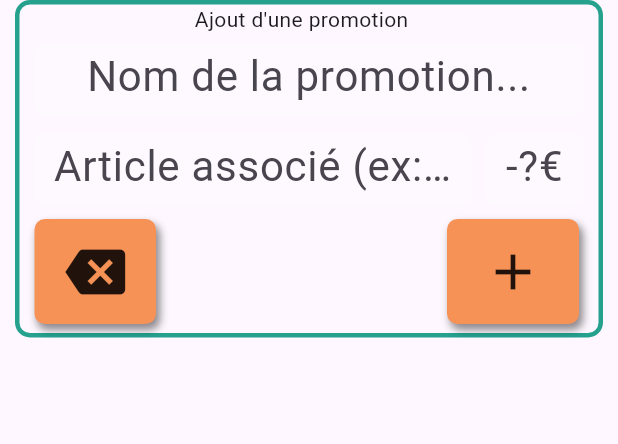
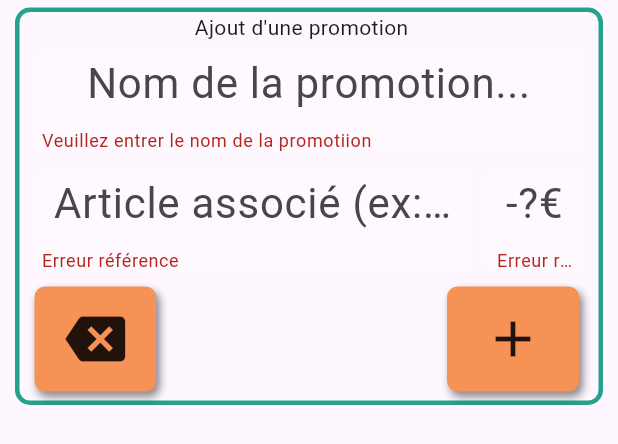
Before and after one commit to Droledami/ti_quai, a Flutter app: the AddPromotionForm widget shown alone on an empty page, opened directly with empty values, after a tap on the "add" icon, on a phone screen of 412 x 824 dp. Shown: the top 444 px of the screen. Run offline on Flutter 3.47's test engine with Material 3 defaults, Android fonts, the phone set to English and light mode, and no system bars; our stand-ins replace cloud_firestore, firebase_core, flutter_bloc; missing offline and left inert: dart:js_util; accounts and stored records are empty.

Commit message:
Some validation added to certain fields. Preparing for changes for Promotion models

```diff
--- a/lib/custom_widgets/EntryBox.dart
+++ b/lib/custom_widgets/EntryBox.dart
@@ -11,6 +11,7 @@ class EntryBox extends StatelessWidget {
       required this.maxLength,
       required this.placeholder,
         required this.textEditingController,
+        this.validator,
         this.textAlign = TextAlign.center,
         this.flex = 1,
         this.lines = 1,
@@ -33,6 +34,7 @@ class EntryBox extends StatelessWidget {
   final double marginBottom;
 
   final TextEditingController textEditingController;
+  final String? Function(String?)? validator;
 
   @override
   Widget build(BuildContext context) {
@@ -51,6 +53,7 @@ class EntryBox extends StatelessWidget {
               color: customColors.cardQuarterTransparency,
               borderRadius: BorderRadius.circular(7)),
           child: TextFormField(
+            validator: validator,
             maxLines: lines,
             controller: textEditingController,
             textAlign: textAlign,
--- a/lib/custom_widgets/OrderToEdit.dart
+++ b/lib/custom_widgets/OrderToEdit.dart
@@ -204,20 +204,21 @@ class _OrderToEditOrAddState extends State<OrderToEditOrAdd> {
                 ),
               ],
             ),
-            Builder(
-              builder: (context) {
-                if(addingPromotion){
-                return AddPromotionForm(
-                    onCancel: () { setState(() {
+            Builder(builder: (context) {
+              if (addingPromotion) {
+                return AddPromotionForm(onCancel: () {
+                  setState(() {
                     addingPromotion = false;
-                    });}, onConfirmAdd: (promotion, articleRef) {
-                      print('${promotion.nameLong} ${promotion.discountValue} articleRef: $articleRef');
+                  });
+                }, onConfirmAdd: (promotion, articleRef) {
+                  print(
+                      '${promotion.nameLong} ${promotion.discountValue} articleRef: $articleRef');
                   setState(() {
                     addingPromotion = false;
                   });
                   //TODO: Ajouter la promotion dans l'orderElement désigné par l'article associé
                 });
-                }else{
+              } else {
                 return SizedIconButton(
                   onTap: () {
                     setState(() {
@@ -229,8 +230,7 @@ class _OrderToEditOrAddState extends State<OrderToEditOrAdd> {
                   iconData: Icons.add,
                 );
               }
-              }
-            ),
+            }),
             GreatTotal(
                 paymentMethod: widget.order.paymentMethod,
                 totalPrice: widget.order.totalPrice),
@@ -266,6 +266,8 @@ class _AddOrderElementFormState extends State<AddOrderElementForm> {
   final TextEditingController _commentController = TextEditingController();
   final TextEditingController _extraPriceController = TextEditingController();
 
+  final _addOrderElementFormKey = GlobalKey<FormState>();
+
   bool addingComment = false;
   bool addingExtra = false;
 
@@ -279,15 +281,19 @@ class _AddOrderElementFormState extends State<AddOrderElementForm> {
       }
     });
     _alphaController.addListener(() {
-      orderElement.article.alpha = _alphaController.text;
+      String content = _alphaController.text.toUpperCase();
+      orderElement.article.alpha = content;
+      _alphaController.value = _alphaController.value.copyWith(text: content);
     });
     _numberController.addListener(() {
       if (int.tryParse(_numberController.text) != null) {
         orderElement.article.number = int.parse(_numberController.text);
+      } else {
+        orderElement.article.number = -1;
       }
     });
     _subAlphaController.addListener(() {
-      orderElement.article.subAlpha = _subAlphaController.text;
+      orderElement.article.subAlpha = _subAlphaController.text.toLowerCase();
     });
     _extraPriceController.addListener(() {
       if (!RegExp(r"^[0-9]+€?").hasMatch(_extraPriceController.text)) {
@@ -305,6 +311,7 @@ class _AddOrderElementFormState extends State<AddOrderElementForm> {
     final CustomColors customColors =
         Theme.of(context).extension<CustomColors>()!;
     return Form(
+      key: _addOrderElementFormKey,
       child: Flexible(
         fit: FlexFit.loose,
         child: Padding(
@@ -330,6 +337,14 @@ class _AddOrderElementFormState extends State<AddOrderElementForm> {
                     ),
                     Row(children: [
                       EntryBox(
+                        validator: (value) {
+                          if (value != null &&
+                              RegExp(r"^[1-9][0-9]*$").hasMatch(value)) {
+                            return null;
+                          } else {
+                            return "Erreur Qté"; //TODO: les validations de tous les champppps
+                          }
+                        },
                         textEditingController: _quantityController,
                         orderEntryType: OrderEntry.quantity,
                         maxLength: 2,
@@ -338,6 +353,13 @@ class _AddOrderElementFormState extends State<AddOrderElementForm> {
                         marginRight: 3,
                       ),
                       EntryBox(
+                        validator: (value){
+                          if(value != null && RegExp(r"[A-Za-z]").hasMatch(value)){
+                            return null;
+                          }else{
+                            return "Erreur Alpha";
+                          }
+                        },
                         textEditingController: _alphaController,
                         orderEntryType: OrderEntry.alpha,
                         maxLength: 1,
@@ -368,8 +390,7 @@ class _AddOrderElementFormState extends State<AddOrderElementForm> {
                             spreadColor: customColors.primaryDark!,
                             iconData: Icons.backspace,
                             marginLeft: 10,
-                          onTap: () => widget.onCancel(),
-                        ),
+                            onTap: () => {widget.onCancel()}),
                         FlexIconButton(
                           color: customColors.primary!,
                           spreadColor: customColors.primaryDark!,
@@ -399,7 +420,12 @@ class _AddOrderElementFormState extends State<AddOrderElementForm> {
                           spreadColor: customColors.primaryDark!,
                           iconData: Icons.add,
                           marginRight: 0,
-                          onTap: () => widget.onConfirmAdd(orderElement),
+                          onTap: () {
+                            if (_addOrderElementFormKey.currentState!
+                                .validate()) {
+                              widget.onConfirmAdd(orderElement);
+                            }
+                          },
                         ),
                       ],
                     )
@@ -507,7 +533,10 @@ class _AddPromotionFormState extends State<AddPromotionForm> {
   final _promotionNameController = TextEditingController();
   final _linkedArticleController = TextEditingController();
 
-  Promotion promotion = Promotion(discountValue: 0, nameLong: "", nameShort: "");
+  final _addPromotionFormKey = GlobalKey<FormState>();
+
+  Promotion promotion =
+      Promotion(discountValue: 0, nameLong: "", nameShort: "");
 
   @override
   void initState() {
@@ -517,7 +546,8 @@ class _AddPromotionFormState extends State<AddPromotionForm> {
     });
     //forces -XX€ format and always sets cursor position at before last
     _discountValueController.addListener(() {
-      if (RegExp(r"^-?[1-9][0-9]*€?$").hasMatch(_discountValueController.text) &&
+      if (RegExp(r"^-?[1-9][0-9]*€?$")
+              .hasMatch(_discountValueController.text) &&
           _discountValueController.text.isNotEmpty) {
         String content = _discountValueController.text;
         if (!content.contains("-")) {
@@ -532,7 +562,8 @@ class _AddPromotionFormState extends State<AddPromotionForm> {
                 selection: TextSelection(
                     baseOffset: content.length - 1,
                     extentOffset: content.length - 1));
-        double discountValue = double.parse(content.substring(1,content.length - 1));
+        double discountValue =
+            double.parse(content.substring(1, content.length - 1));
         promotion.discountValue = discountValue;
       } else {
         _discountValueController.text = "";
@@ -540,22 +571,24 @@ class _AddPromotionFormState extends State<AddPromotionForm> {
     });
     //Forces case specific format like A followed by any number with the optionnal subalpha (ex: A326b or Z78)
     _linkedArticleController.addListener(() {
-      if (RegExp(r"^[a-zA-Z][0-9]*[a-zA-Z]?$")
-          .hasMatch(_linkedArticleController.text)&& _linkedArticleController.text.isNotEmpty) {
       if (RegExp(r"^[a-zA-Z][0-9]+[a-zA-Z]?$")
-            .hasMatch(_linkedArticleController.text)&& _linkedArticleController.text.length > 1) {
+          .hasMatch(_linkedArticleController.text) &&
+          _linkedArticleController.text.length > 1) {
         String content = _linkedArticleController.text;
-          if(content.length > 2){
-            String contentUpper = content.substring(0, content.length - 1).toUpperCase();
-            String contentLower = content.substring(content.length - 1, content.length).toLowerCase();
+        if (content.length > 2) {
+          String contentUpper =
+          content.substring(0, content.length - 1).toUpperCase();
+          String contentLower = content
+              .substring(content.length - 1, content.length)
+              .toLowerCase();
           content = contentUpper + contentLower;
         }
-          _linkedArticleController.value = _linkedArticleController.value.copyWith(text: content, selection: TextSelection(baseOffset: content.length, extentOffset: content.length));
-        }else if(RegExp(r"^.[a-zA-Z]$").hasMatch(_linkedArticleController.text)){
-          _linkedArticleController.text = "";
-        }
-      }else{
-        _linkedArticleController.text = "";
+        _linkedArticleController.value = _linkedArticleController.value
+            .copyWith(
+            text: content,
+            selection: TextSelection(
+                baseOffset: content.length,
+                extentOffset: content.length));
       }
     });
   }
@@ -565,10 +598,11 @@ class _AddPromotionFormState extends State<AddPromotionForm> {
     final CustomColors customColors =
         Theme.of(context).extension<CustomColors>()!;
     return Form(
+      key: _addPromotionFormKey,
       child: Flexible(
         fit: FlexFit.loose,
         child: Padding(
-          padding: const EdgeInsets.only(left: 10, right: 10),
+          padding: const EdgeInsets.only(left: 10, right: 10, top: 5),
           child: Container(
             padding: EdgeInsets.only(right: 10),
             decoration: BoxDecoration(
@@ -582,6 +616,13 @@ class _AddPromotionFormState extends State<AddPromotionForm> {
                   "Ajout d'une promotion",
                 ),
                 EntryBox(
+                  validator: (value){
+                    if(value != null && value.isNotEmpty){
+                      return null;
+                    }else{
+                      return "Veuillez entrer le nom de la promotiion";
+                    }
+                  },
                   orderEntryType: OrderEntry.text,
                   maxLength: 80,
                   placeholder: "Nom de la promotion...",
@@ -591,14 +632,28 @@ class _AddPromotionFormState extends State<AddPromotionForm> {
                 Row(
                   children: [
                     EntryBox(
+                      validator: (value) {
+                        if(value != null && RegExp(r"^[a-zA-Z][0-9]+[a-zA-Z]?$").hasMatch(value)){
+                          return null;
+                        }else{
+                          return "Erreur référence";
+                        }
+                      },
                       flex: 4,
                       orderEntryType: OrderEntry.text,
-                      maxLength: 10,
+                      maxLength: 5,
                       placeholder: "Article associé (ex:A2b)",
                       textEditingController: _linkedArticleController,
                       marginLeft: 10,
                     ),
                     EntryBox(
+                      validator: (value){
+                        if(value!= null && RegExp(r"^-[1-9][0-9]?€$").hasMatch(value)){
+                          return null;
+                        }else{
+                          return "Erreur réduction";
+                        }
+                      },
                       flex: 1,
                       orderEntryType: OrderEntry.price,
                       maxLength: 4,
@@ -619,7 +674,12 @@ class _AddPromotionFormState extends State<AddPromotionForm> {
                     ),
                     Expanded(flex: 2, child: SizedBox.shrink()),
                     FlexIconButton(
-                      onTap: () => widget.onConfirmAdd(promotion, _linkedArticleController.text),
+                      onTap: () {
+                        if(_addPromotionFormKey.currentState!.validate()){
+                        widget.onConfirmAdd(
+                            promotion, _linkedArticleController.text);
+                        }
+                      },
                       color: customColors.secondary!,
                       spreadColor: customColors.secondaryLight!,
                       iconData: Icons.add,
--- a/lib/custom_widgets/PromotionCard.dart
+++ b/lib/custom_widgets/PromotionCard.dart
@@ -16,13 +16,12 @@ class PromotionCard extends StatelessWidget {
     return Padding(
       padding: EdgeInsets.only(left: 10, right: 0, top: 3, bottom: 2),
       child: Container(
-        width: 120,
         padding: EdgeInsets.only(right: 3),
         decoration: BoxDecoration(
           color: customColors.secondary,
           borderRadius: BorderRadius.circular(7),
         ),
-        child: Row(
+        child: Wrap(
           children: [
             Container(
               padding: EdgeInsets.only(left: 3, right: 3),
```
Lines whose indentation alone changed are shown as unchanged.
